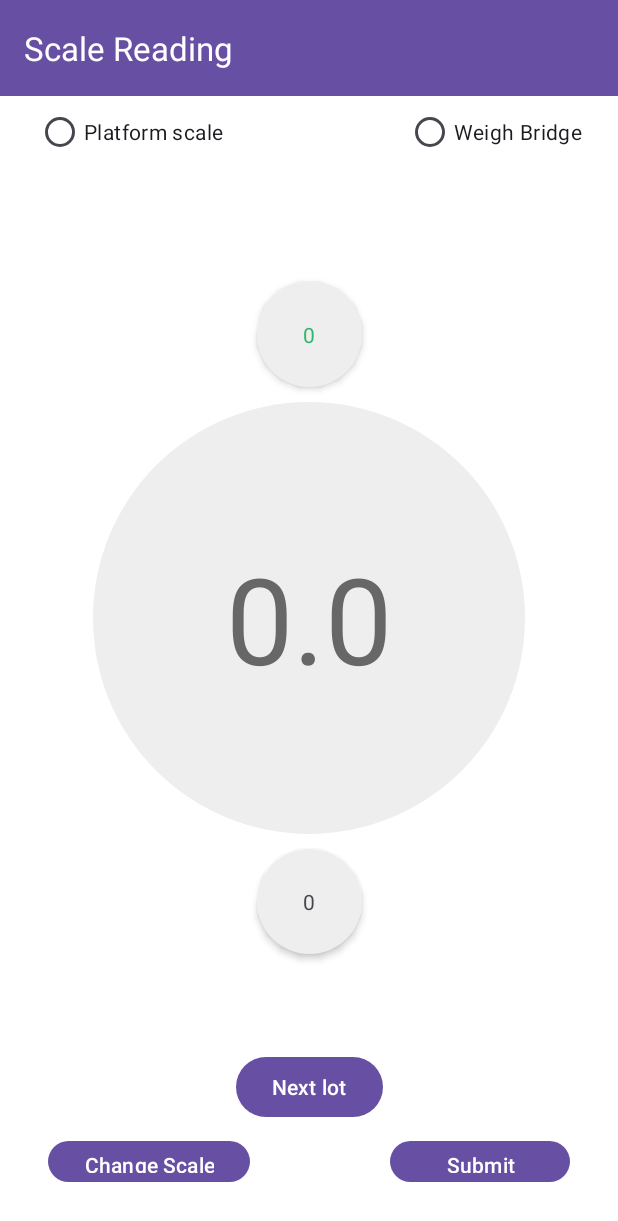
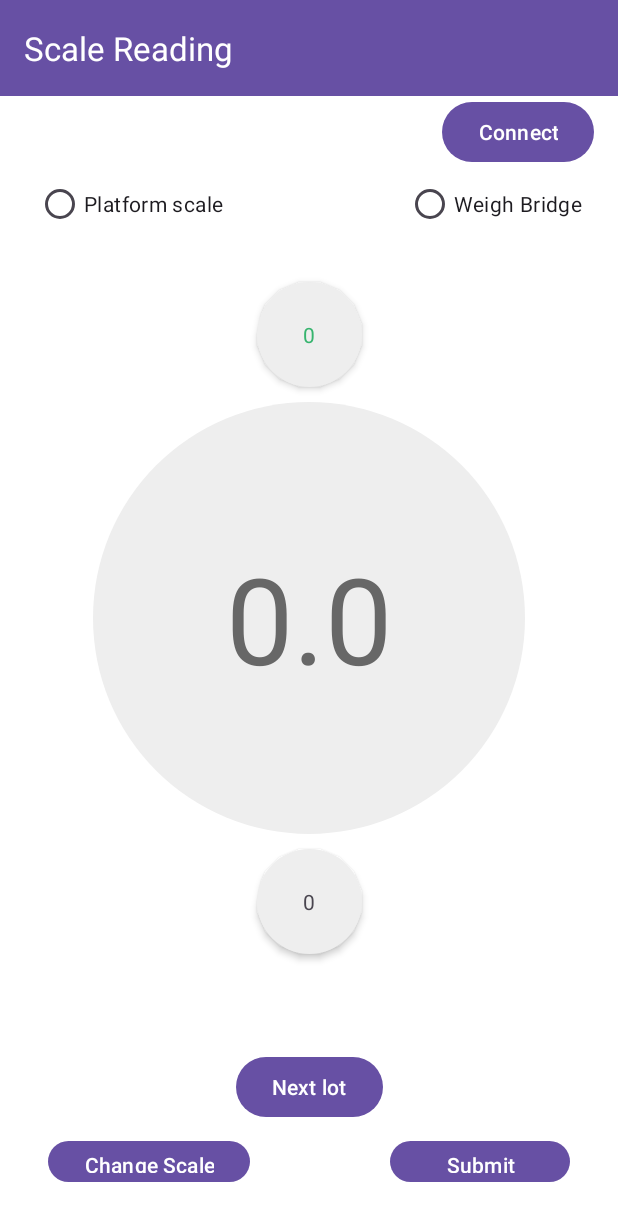
Before and after one commit to samAricha/BluetoothApplication, an Android app built with Jetpack Compose: the layout activity_scale.xml on its own in the app's theme, with its tools: preview values and no code run, on a phone screen of 412 x 824 dp. Shown: the top 1221 px of the screen. Run offline under Robolectric (Android 15) with nearby library versions, the phone set to English and light mode, and no system bars.

Commit message:
feat(Bt device from MainActivity to ScaleActivity): successfully pass a bt device from MainActivity to ScaleActivity.kt. TODO => connect to bt device in ScaleActivity.kt.

```diff
--- a/app/src/main/java/com/teka/bluetoothapplication/DeviceAdapter.kt
+++ b/app/src/main/java/com/teka/bluetoothapplication/DeviceAdapter.kt
@@ -23,6 +23,10 @@ class DeviceAdapter(
     fun addDevice(device: BluetoothDeviceModel) {
         devices.add(device)
         notifyItemInserted(devices.size - 1)
+    }
+    fun addDeviceList(deviceList: List<BluetoothDeviceModel>) {
+        devices.addAll(deviceList)
+        notifyDataSetChanged()
     }
 
     // Add a device at a specific index or replace an existing one by its address
--- a/app/src/main/res/layout/activity_scale.xml
+++ b/app/src/main/res/layout/activity_scale.xml
@@ -20,6 +20,33 @@
         app:titleTextColor="@color/white"
         app:layout_constraintTop_toTopOf="parent" />
 
+    <!-- Bluetooth Device Info Section -->
+    <LinearLayout
+        android:id="@+id/deviceInfoLayout"
+        android:layout_width="0dp"
+        android:layout_height="wrap_content"
+        android:orientation="horizontal"
+        app:layout_constraintTop_toBottomOf="@+id/toolbar"
+        app:layout_constraintStart_toStartOf="parent"
+        app:layout_constraintEnd_toEndOf="parent"
+        android:paddingHorizontal="16dp">
+
+        <TextView
+            android:id="@+id/deviceInfoText"
+            android:layout_width="0dp"
+            android:layout_height="wrap_content"
+            android:layout_weight="1"
+            android:textSize="16sp"
+            android:textColor="@android:color/black" />
+
+        <Button
+            android:id="@+id/connectButton"
+            android:layout_width="wrap_content"
+            android:layout_height="wrap_content"
+            android:text="Connect"
+            android:layout_marginStart="8dp" />
+    </LinearLayout>
+
     <!-- RadioGroup for scale type -->
     <RadioGroup
         android:id="@+id/scaleGroup"
@@ -27,7 +54,7 @@
         android:layout_height="wrap_content"
         android:orientation="horizontal"
         android:paddingHorizontal="24dp"
-        app:layout_constraintTop_toBottomOf="@+id/toolbar"
+        app:layout_constraintTop_toBottomOf="@+id/deviceInfoLayout"
         app:layout_constraintStart_toStartOf="parent"
         app:layout_constraintEnd_toEndOf="parent">
 
```
Also changed, not shown: app/src/main/java/com/teka/bluetoothapplication/BluetoothDeviceModel.kt (+28 -1 lines), app/src/main/java/com/teka/bluetoothapplication/MainActivity.kt (+25 -2 lines), app/src/main/java/com/teka/bluetoothapplication/ScaleActivity.kt (+36 -2 lines), app/src/main/java/com/teka/bluetoothapplication/bluetooth_module/BluetoothViewModel.kt (+31 -12 lines), app/src/main/java/com/teka/bluetoothapplication/bluetooth_module/BtBroadcastReceiver.kt (renamed from app/src/main/java/com/teka/bluetoothapplication/bluetooth_module/BluetoothReceiver.kt, +4 -4 lines).
